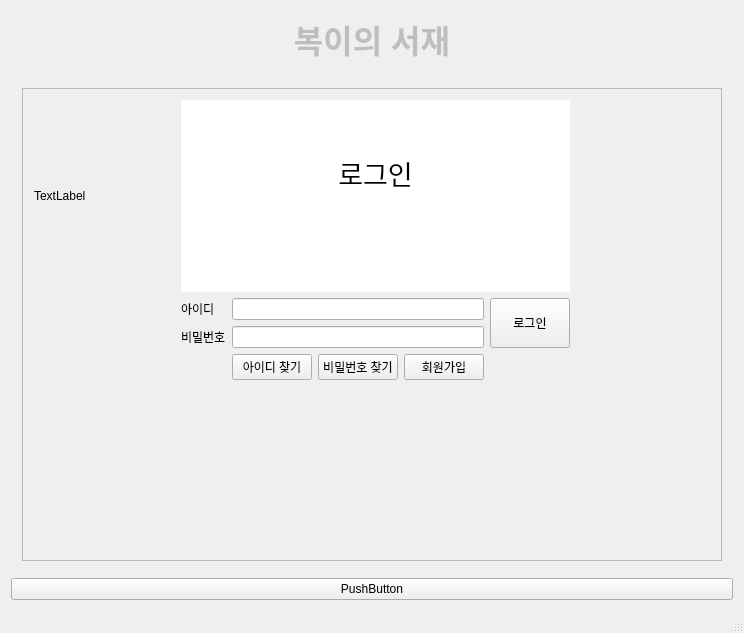
Above: webtoontest/mainwindow.ui from sia3856/webtoonproject before the change. Below: the same form after it.
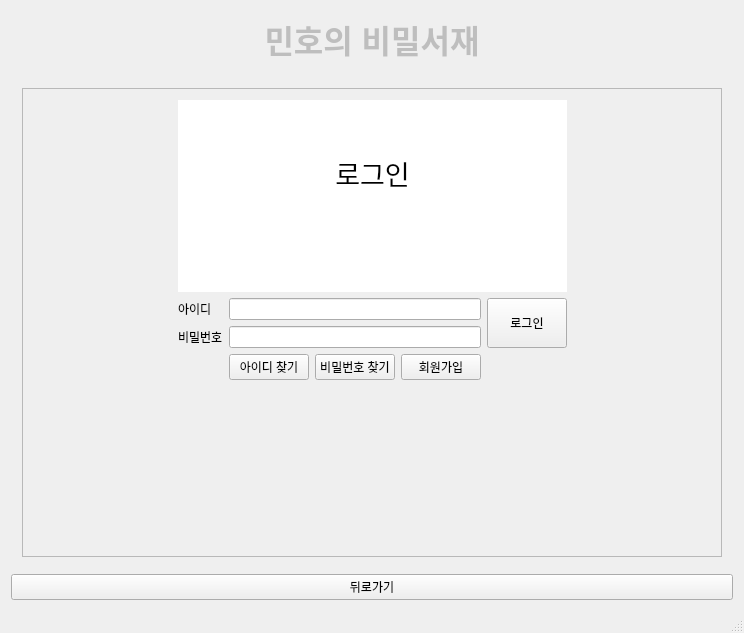
That is the form after the change. The open tabs and pages were chosen to show the change.

Patch:
```diff
--- a/webtoontest/mainwindow.ui
+++ b/webtoontest/mainwindow.ui
@@ -49,8 +49,8 @@
 hr { height: 1px; border-width: 0; }
 li.unchecked::marker { content: &quot;\2610&quot;; }
 li.checked::marker { content: &quot;\2612&quot;; }
-&lt;/style&gt;&lt;/head&gt;&lt;body style=&quot; font-family:'Ubuntu Sans'; font-size:11pt; font-weight:400; font-style:normal;&quot;&gt;
-&lt;p align=&quot;center&quot; style=&quot; margin-top:0px; margin-bottom:0px; margin-left:0px; margin-right:0px; -qt-block-indent:0; text-indent:0px;&quot;&gt;&lt;span style=&quot; font-size:24pt; font-weight:700;&quot;&gt;복이의 서재&lt;/span&gt;&lt;/p&gt;&lt;/body&gt;&lt;/html&gt;</string>
+&lt;/style&gt;&lt;/head&gt;&lt;body style=&quot; font-family:'맑은 고딕'; font-size:9pt; font-weight:400; font-style:normal;&quot;&gt;
+&lt;p align=&quot;center&quot; style=&quot; margin-top:0px; margin-bottom:0px; margin-left:0px; margin-right:0px; -qt-block-indent:0; text-indent:0px;&quot;&gt;&lt;span style=&quot; font-family:'Ubuntu Sans'; font-size:24pt; font-weight:700;&quot;&gt;민호의 비밀서재&lt;/span&gt;&lt;/p&gt;&lt;/body&gt;&lt;/html&gt;</string>
       </property>
      </widget>
     </item>
@@ -65,6 +65,9 @@
          <layout class="QGridLayout" name="gridLayout_3">
           <item row="0" column="0">
            <widget class="QFrame" name="frame">
+            <property name="styleSheet">
+             <string notr="true"/>
+            </property>
             <property name="frameShape">
              <enum>QFrame::Shape::StyledPanel</enum>
             </property>
@@ -86,7 +89,11 @@
               </widget>
              </item>
              <item row="1" column="2" colspan="3">
-              <widget class="QLineEdit" name="in_id"/>
+              <widget class="QLineEdit" name="in_id">
+               <property name="text">
+                <string/>
+               </property>
+              </widget>
              </item>
              <item row="1" column="5" rowspan="2">
               <widget class="QPushButton" name="loginbtn">
@@ -135,7 +142,14 @@
               </spacer>
              </item>
              <item row="2" column="2" colspan="3">
-              <widget class="QLineEdit" name="in_pw"/>
+              <widget class="QLineEdit" name="in_pw">
+               <property name="text">
+                <string/>
+               </property>
+               <property name="echoMode">
+                <enum>QLineEdit::EchoMode::Password</enum>
+               </property>
+              </widget>
              </item>
              <item row="2" column="1">
               <widget class="QLabel" name="pw_label">
@@ -205,18 +219,11 @@
 hr { height: 1px; border-width: 0; }
 li.unchecked::marker { content: &quot;\2610&quot;; }
 li.checked::marker { content: &quot;\2612&quot;; }
-&lt;/style&gt;&lt;/head&gt;&lt;body style=&quot; font-family:'Ubuntu Sans'; font-size:11pt; font-weight:400; font-style:normal;&quot;&gt;
-&lt;p align=&quot;center&quot; style=&quot;-qt-paragraph-type:empty; margin-top:0px; margin-bottom:0px; margin-left:0px; margin-right:0px; -qt-block-indent:0; text-indent:0px;&quot;&gt;&lt;br /&gt;&lt;/p&gt;
-&lt;p style=&quot;-qt-paragraph-type:empty; margin-top:0px; margin-bottom:0px; margin-left:0px; margin-right:0px; -qt-block-indent:0; text-indent:0px; font-size:20pt;&quot;&gt;&lt;br /&gt;&lt;/p&gt;
-&lt;p align=&quot;center&quot; style=&quot; margin-top:0px; margin-bottom:0px; margin-left:0px; margin-right:0px; -qt-block-indent:0; text-indent:0px;&quot;&gt;&lt;span style=&quot; font-size:20pt;&quot;&gt;로그인&lt;/span&gt;&lt;/p&gt;
-&lt;p align=&quot;center&quot; style=&quot;-qt-paragraph-type:empty; margin-top:0px; margin-bottom:0px; margin-left:0px; margin-right:0px; -qt-block-indent:0; text-indent:0px; font-size:20pt;&quot;&gt;&lt;br /&gt;&lt;/p&gt;&lt;/body&gt;&lt;/html&gt;</string>
-               </property>
-              </widget>
-             </item>
-             <item row="0" column="0">
-              <widget class="QLabel" name="lbl">
-               <property name="text">
-                <string>TextLabel</string>
+&lt;/style&gt;&lt;/head&gt;&lt;body style=&quot; font-family:'맑은 고딕'; font-size:9pt; font-weight:400; font-style:normal;&quot;&gt;
+&lt;p align=&quot;center&quot; style=&quot;-qt-paragraph-type:empty; margin-top:0px; margin-bottom:0px; margin-left:0px; margin-right:0px; -qt-block-indent:0; text-indent:0px; font-family:'Ubuntu Sans'; font-size:11pt;&quot;&gt;&lt;br /&gt;&lt;/p&gt;
+&lt;p style=&quot;-qt-paragraph-type:empty; margin-top:0px; margin-bottom:0px; margin-left:0px; margin-right:0px; -qt-block-indent:0; text-indent:0px; font-family:'Ubuntu Sans'; font-size:20pt;&quot;&gt;&lt;br /&gt;&lt;/p&gt;
+&lt;p align=&quot;center&quot; style=&quot; margin-top:0px; margin-bottom:0px; margin-left:0px; margin-right:0px; -qt-block-indent:0; text-indent:0px;&quot;&gt;&lt;span style=&quot; font-family:'Ubuntu Sans'; font-size:20pt;&quot;&gt;로그인&lt;/span&gt;&lt;/p&gt;
+&lt;p align=&quot;center&quot; style=&quot;-qt-paragraph-type:empty; margin-top:0px; margin-bottom:0px; margin-left:0px; margin-right:0px; -qt-block-indent:0; text-indent:0px; font-family:'Ubuntu Sans'; font-size:20pt;&quot;&gt;&lt;br /&gt;&lt;/p&gt;&lt;/body&gt;&lt;/html&gt;</string>
                </property>
               </widget>
              </item>
@@ -555,6 +562,19 @@
                    </property>
                   </widget>
                  </item>
+                 <item row="0" column="0">
+                  <widget class="QLabel" name="lbl">
+                   <property name="maximumSize">
+                    <size>
+                     <width>16777215</width>
+                     <height>16777215</height>
+                    </size>
+                   </property>
+                   <property name="text">
+                    <string>TextLabel</string>
+                   </property>
+                  </widget>
+                 </item>
                 </layout>
                </widget>
                <widget class="QWidget" name="author_tab">
@@ -697,7 +717,7 @@
     <item>
      <widget class="QPushButton" name="pushButton">
       <property name="text">
-       <string>PushButton</string>
+       <string>뒤로가기</string>
       </property>
      </widget>
     </item>
```
Left out of the diff: 60 changed lines with no effect on the pictures.
